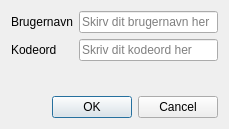
sgh/FOE, file foeconnectiondetails.ui: the form before one commit.
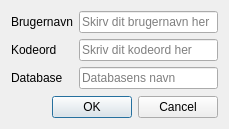
The form after the commit.

Commit message: Added database name to settings.

Patch:
```diff
--- a/foeconnectiondetails.ui
+++ b/foeconnectiondetails.ui
@@ -44,6 +44,20 @@
        </property>
       </widget>
      </item>
+     <item row="2" column="1">
+      <widget class="QLineEdit" name="database">
+       <property name="placeholderText">
+        <string>Databasens navn</string>
+       </property>
+      </widget>
+     </item>
+     <item row="2" column="0">
+      <widget class="QLabel" name="label_3">
+       <property name="text">
+        <string>Database</string>
+       </property>
+      </widget>
+     </item>
     </layout>
    </item>
    <item>
```
Left out of the diff: 1 changed line with no effect on the pictures. The commit also changes 3 other files.
